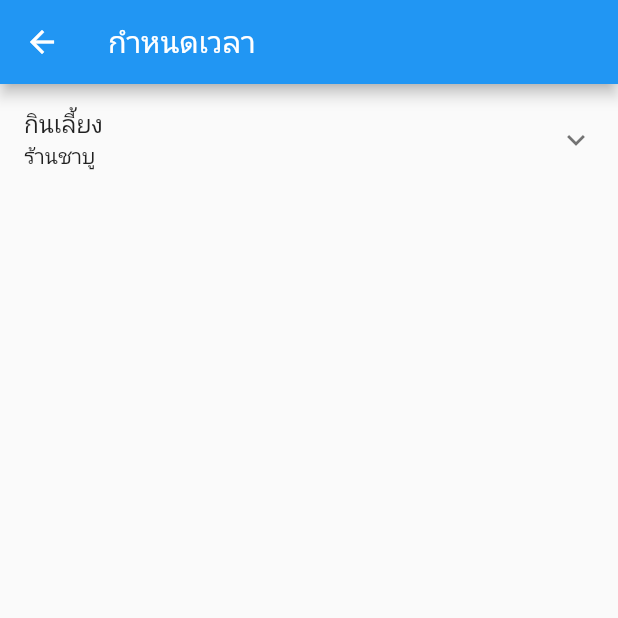
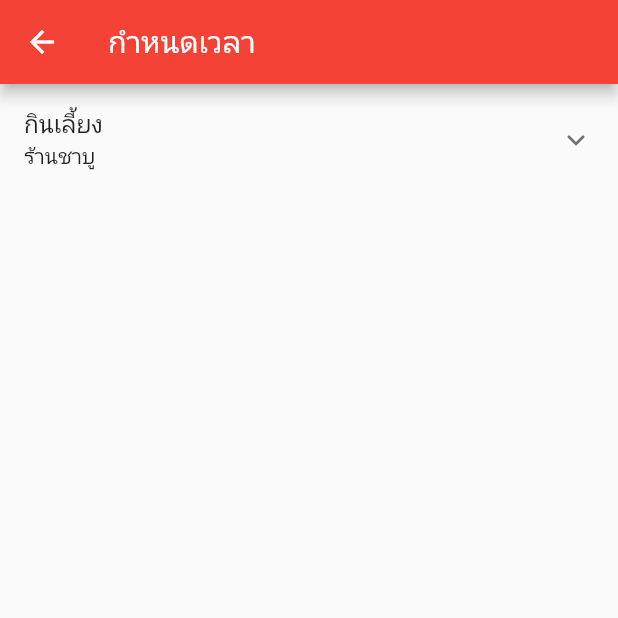
Before and after one commit to boss29024/todolist_app, a Flutter app: the screen it shows after launch, after a tap on "กำหนดเวลา", on a phone screen of 412 x 824 dp, the top half of it. Run offline on Flutter 3.47's test engine with Material 2 defaults, Android fonts, the phone set to English and light mode, and no system bars; our stand-ins replace flutter_slidable; missing offline and left inert: switcher_button.

Commit message:
appBar  backgroundColor

```diff
--- a/to_do_list/lib/page/AllListPage.dart
+++ b/to_do_list/lib/page/AllListPage.dart
@@ -14,6 +14,7 @@ class _AllListPageState extends State<AllListPage> {
     return Scaffold(
       appBar: AppBar(
         title: Text('ทั้งหมด'),
+        backgroundColor: Colors.green,
       ),
       body: Container(
           child: Column(
--- a/to_do_list/lib/page/DeadlineListPage.dart
+++ b/to_do_list/lib/page/DeadlineListPage.dart
@@ -14,6 +14,7 @@ class _DeadlineListPageState extends State<DeadlineListPage> {
     return Scaffold(
       appBar: AppBar(
         title: Text('กำหนดเวลา'),
+        backgroundColor: Colors.red,
       ),
       body: Container(
           child: Column(
--- a/to_do_list/lib/page/FlagListPage.dart
+++ b/to_do_list/lib/page/FlagListPage.dart
@@ -13,6 +13,7 @@ class _FlagListPageState extends State<FlagListPage> {
     return Scaffold(
       appBar: AppBar(
         title: Text('ติดธงอยู่'),
+        backgroundColor: Colors.orange,
       ),
       body: Container(
           child: Column(
--- a/to_do_list/lib/widgets/cardAllSchedule.dart
+++ b/to_do_list/lib/widgets/cardAllSchedule.dart
@@ -41,7 +41,7 @@ class CardAllSchedule extends StatelessWidget {
                       SizedBox(
                         height: (heightDevice / 100) * 2,
                       ),
-                      Icon(icon),
+                      Icon(icon, color: Colors.blue),
                       SizedBox(
                         height: (heightDevice / 100) * 4,
                       ),
```
